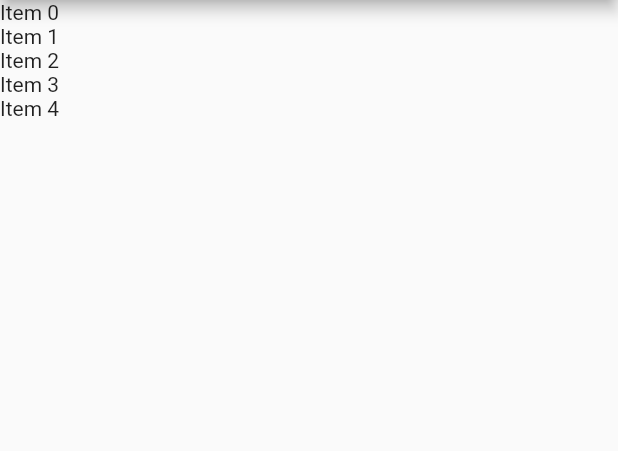
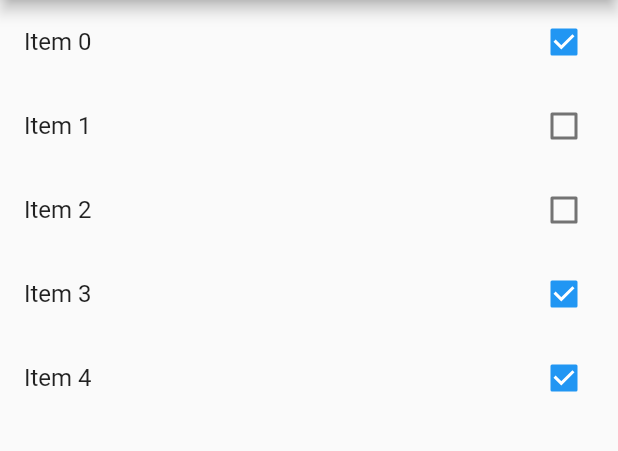
Before and after one commit to ovvesley/todo-flutter-app, a Flutter app: the screen it shows after launch, on a phone screen of 412 x 824 dp, the part 84-535 px from its top. Run offline on Flutter 3.47's test engine with Material 2 defaults, Android fonts, the phone set to English and light mode, and no system bars.

```diff
--- a/lib/main.dart
+++ b/lib/main.dart
@@ -54,7 +54,18 @@ class _HomePageState extends State<HomePage> {
         body: ListView.builder(
             itemCount: widget.items.length,
             itemBuilder: (BuildContext context, int index) {
-              return Text(widget.items[index].title);
+              final item = widget.items[index];
+
+              return CheckboxListTile(
+                key: Key(index.toString()),
+                value: item.done,
+                onChanged: (value) {
+                  setState(() {
+                    item.done = value;
+                  });
+                },
+                title: Text(item.title),
+              );
             }));
   }
 }
```
